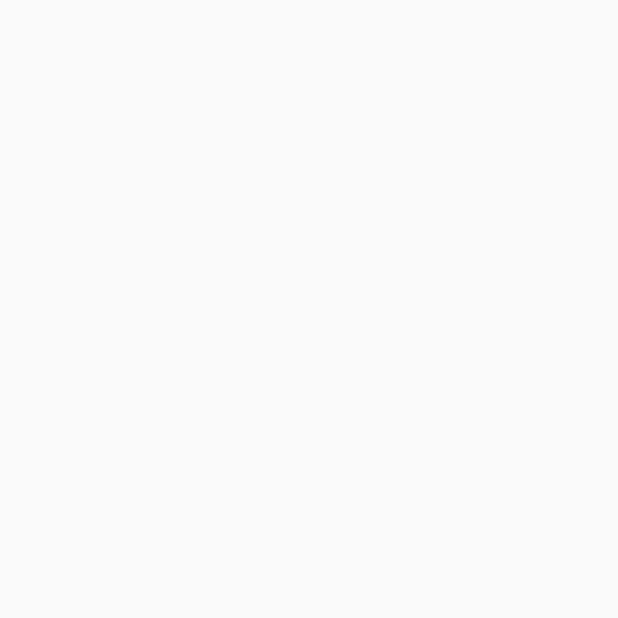
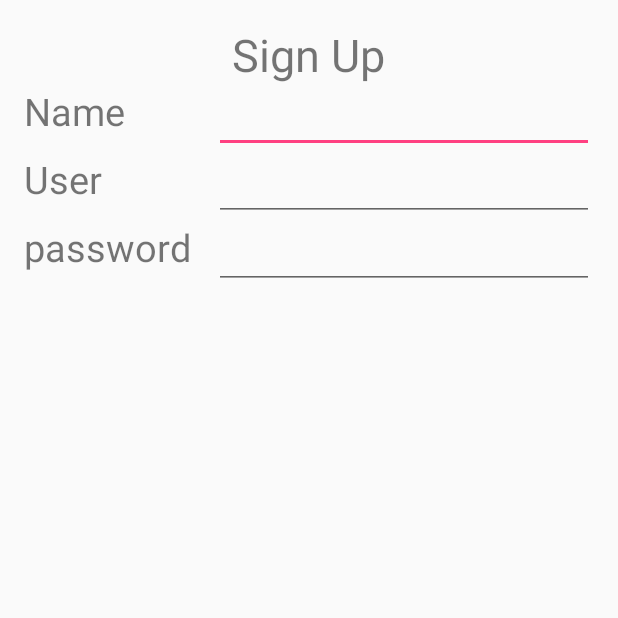
Before and after one commit to smeesathit/SNRU-run, an Android app: the SignUp screen opened directly, with no data from a screen before it, on a phone screen of 412 x 824 dp, the top half of it. Before the commit the part shown is empty. Run offline under Robolectric (Android 15) with nearby library versions, the phone set to English and light mode, and no system bars.

Commit message:
SignUp Form

```diff
--- a/app/src/main/res/layout/activity_sign_up.xml
+++ b/app/src/main/res/layout/activity_sign_up.xml
@@ -9,4 +9,82 @@
     android:paddingTop="@dimen/activity_vertical_margin"
     tools:context="snru.meesathit.sooksathit.snrurun.SignUp">
 
+    <LinearLayout
+        android:orientation="vertical"
+        android:layout_width="match_parent"
+        android:layout_height="match_parent">
+
+        <TextView
+            android:layout_width="wrap_content"
+            android:layout_height="wrap_content"
+            android:text="Sign Up"
+            android:id="@+id/textView"
+            android:layout_gravity="center_horizontal"
+            android:textSize="30sp" />
+
+        <LinearLayout
+            android:orientation="horizontal"
+            android:layout_width="match_parent"
+            android:layout_height="wrap_content">
+
+            <TextView
+                android:layout_width="0dp"
+                android:layout_height="wrap_content"
+                android:text="Name"
+                android:id="@+id/textView2"
+                android:layout_gravity="center_horizontal"
+                android:textSize="25sp"
+                android:layout_weight="1" />
+
+            <EditText
+                android:layout_width="0dp"
+                android:layout_height="wrap_content"
+                android:id="@+id/editText"
+                android:layout_weight="2" />
+        </LinearLayout>
+
+        <LinearLayout
+            android:orientation="horizontal"
+            android:layout_width="match_parent"
+            android:layout_height="wrap_content" >
+
+            <TextView
+                android:layout_width="0dp"
+                android:layout_height="wrap_content"
+                android:text="User"
+                android:id="@+id/textView3"
+                android:layout_gravity="center_horizontal"
+                android:textSize="25sp"
+                android:layout_weight="1" />
+
+            <EditText
+                android:layout_width="0dp"
+                android:layout_height="wrap_content"
+                android:id="@+id/editText2"
+                android:layout_weight="2" />
+        </LinearLayout>
+
+        <LinearLayout
+            android:orientation="horizontal"
+            android:layout_width="match_parent"
+            android:layout_height="wrap_content" >
+
+            <TextView
+                android:layout_width="0dp"
+                android:layout_height="wrap_content"
+                android:text="password"
+                android:id="@+id/textView4"
+                android:layout_gravity="center_horizontal"
+                android:textSize="25sp"
+                android:layout_weight="1" />
+
+            <EditText
+                android:layout_width="0dp"
+                android:layout_height="wrap_content"
+                android:id="@+id/editText3"
+                android:layout_weight="2" />
+        </LinearLayout>
+
+    </LinearLayout>
+
 </RelativeLayout>
```
Also changed, not shown: app/src/main/res/drawable/bird48.png (added), app/src/main/res/drawable/doremon48.png (added), app/src/main/res/drawable/kon48.png (added), app/src/main/res/drawable/nobita48.png (added), app/src/main/res/drawable/rat48.png (added).
